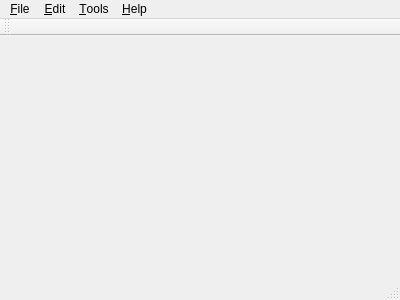
This is mainwindow.ui in Alir3z4/yoDownet as Qt 5 draws it before an edit. The edited form follows.
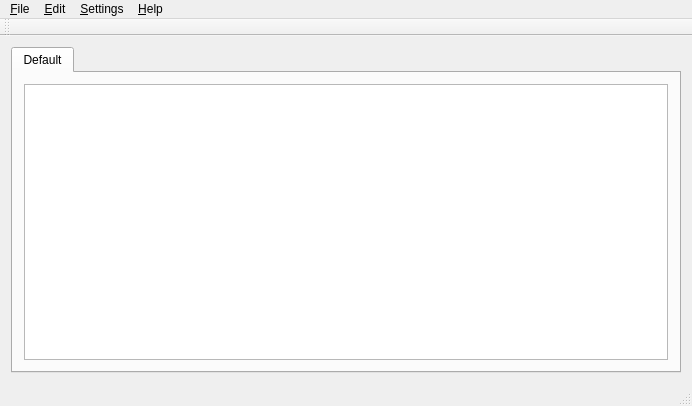
This is the edited form.

What changed in the file:
```diff
--- a/mainwindow.ui
+++ b/mainwindow.ui
@@ -6,41 +6,61 @@
    <rect>
     <x>0</x>
     <y>0</y>
-    <width>400</width>
-    <height>300</height>
+    <width>692</width>
+    <height>406</height>
    </rect>
   </property>
   <property name="windowTitle">
    <string>MainWindow</string>
   </property>
-  <widget class="QWidget" name="centralWidget"/>
+  <widget class="QWidget" name="centralWidget">
+   <layout class="QGridLayout" name="gridLayout_2">
+    <item row="0" column="0">
+     <widget class="QTabWidget" name="tabWidget">
+      <property name="currentIndex">
+       <number>0</number>
+      </property>
+      <widget class="QWidget" name="defaultTab">
+       <attribute name="title">
+        <string>Default</string>
+       </attribute>
+       <layout class="QGridLayout" name="gridLayout_3">
+        <item row="0" column="0">
+         <widget class="QTableView" name="contentTableView"/>
+        </item>
+       </layout>
+      </widget>
+     </widget>
+    </item>
+   </layout>
+  </widget>
   <widget class="QMenuBar" name="menuBar">
    <property name="geometry">
     <rect>
      <x>0</x>
      <y>0</y>
-     <width>400</width>
+     <width>692</width>
      <height>20</height>
     </rect>
    </property>
-   <widget class="QMenu" name="menu_File">
+   <widget class="QMenu" name="fileMenu">
     <property name="title">
      <string>&amp;File</string>
     </property>
     <addaction name="actionExit"/>
    </widget>
-   <widget class="QMenu" name="menuEdit">
+   <widget class="QMenu" name="editMenu">
     <property name="title">
      <string>&amp;Edit</string>
     </property>
    </widget>
-   <widget class="QMenu" name="menuTools">
+   <widget class="QMenu" name="settingMenu">
     <property name="title">
-     <string>&amp;Tools</string>
+     <string>&amp;Settings</string>
     </property>
     <addaction name="actionOptions"/>
    </widget>
-   <widget class="QMenu" name="menu_Help">
+   <widget class="QMenu" name="helpMenu">
     <property name="title">
      <string>&amp;Help</string>
     </property>
@@ -48,10 +68,10 @@
     <addaction name="actionAboutQt"/>
     <addaction name="actionAboutyoDownet"/>
    </widget>
-   <addaction name="menu_File"/>
-   <addaction name="menuEdit"/>
-   <addaction name="menuTools"/>
-   <addaction name="menu_Help"/>
+   <addaction name="fileMenu"/>
+   <addaction name="editMenu"/>
+   <addaction name="settingMenu"/>
+   <addaction name="helpMenu"/>
   </widget>
   <widget class="QToolBar" name="mainToolBar">
    <attribute name="toolBarArea">
```
Left out of the diff: 95 changed lines with no effect on the pictures.
